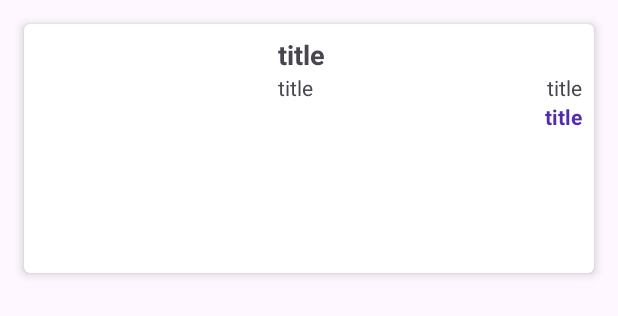
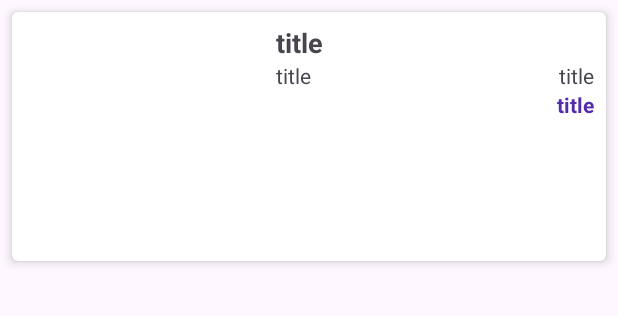
Before and after one commit to shreyasa31/Ecommerce_Web-Android_Application_using_MERN, an Android app: the layout item_similar.xml on its own in the app's theme, with its tools: preview values and no code run, on a phone screen of 412 x 824 dp. Shown: the top 316 px of the screen. Run offline under Robolectric (Android 15) with nearby library versions, the phone set to English and light mode, and no system bars; network calls fail.

Commit message:
items page similar

```diff
--- a/app/src/main/res/layout/item_similar.xml
+++ b/app/src/main/res/layout/item_similar.xml
@@ -4,7 +4,7 @@
     android:layout_width="match_parent"
     android:layout_height="wrap_content"
     android:orientation="vertical"
-    android:padding="8dp">
+    android:padding="0dp">
 
     <!-- First Spinner -->
     <!-- Horizontal LinearLayout for Spinners -->
```
